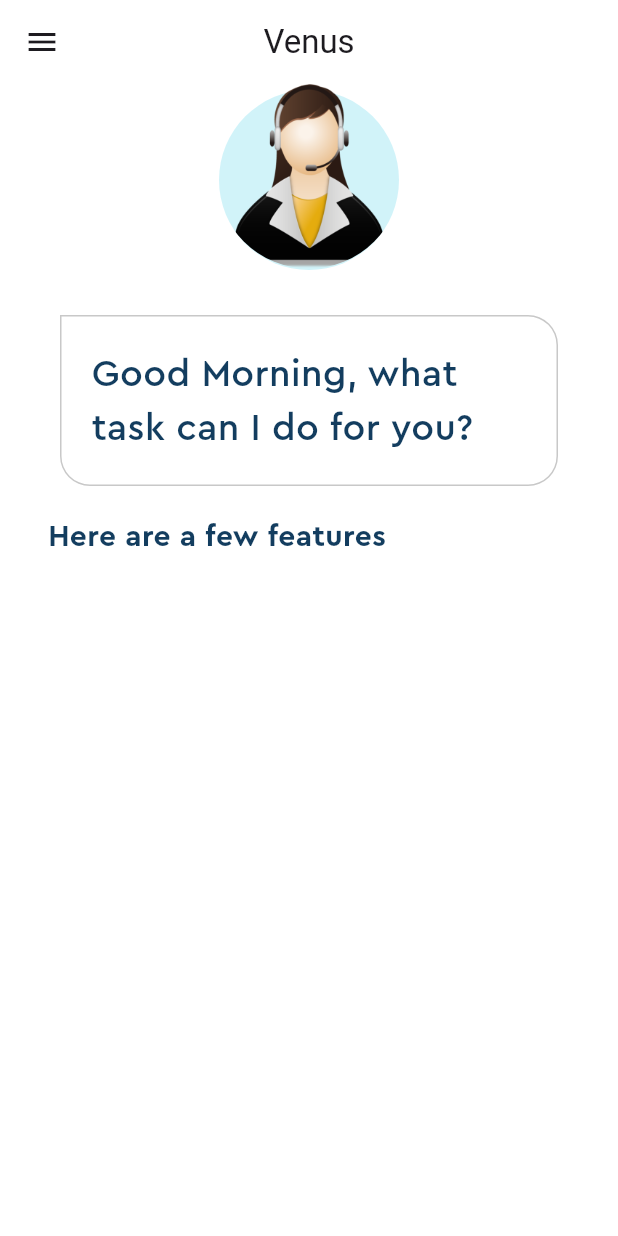
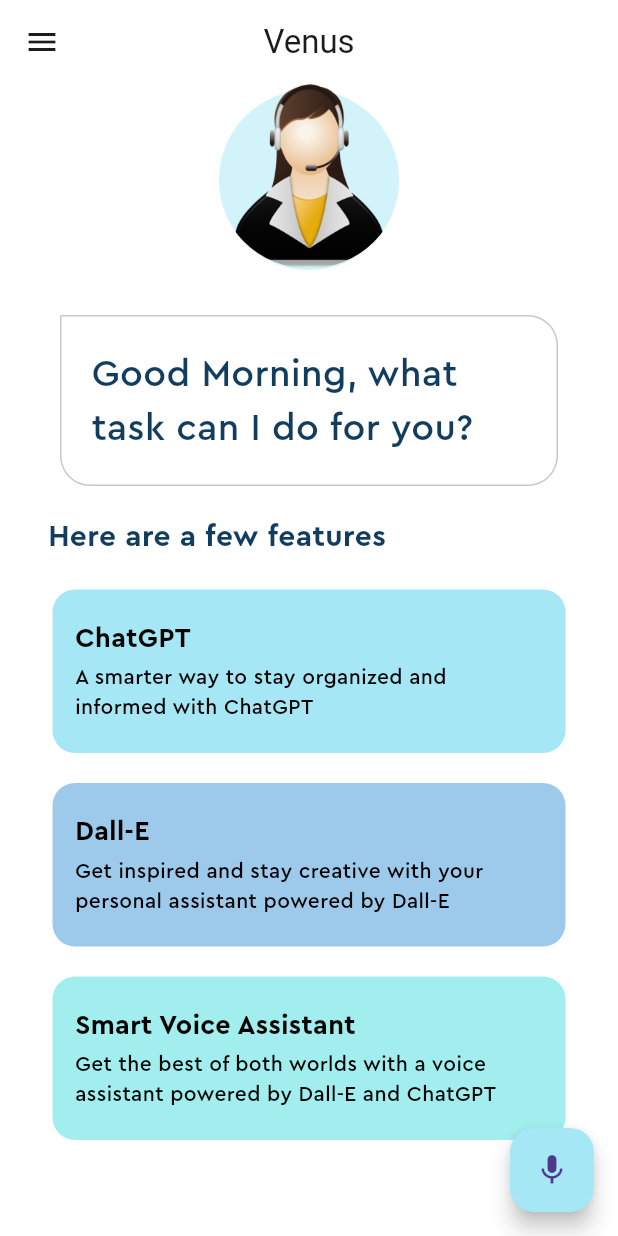
Before and after one commit to tsounguc/voice-assistant, a Flutter app: the screen it shows after launch, on a phone screen of 412 x 824 dp. Run offline on Flutter 3.47's test engine with Material 2 defaults, Android fonts, the phone set to English and light mode, and no system bars.

Commit message:
Voice assistant UI complete

```diff
--- /dev/null
+++ b/lib/feature_box.dart
@@ -0,0 +1,49 @@
+import 'package:flutter/material.dart';
+import 'package:venus/pallete.dart';
+
+class FeatureBox extends StatelessWidget {
+  final Color color;
+  final String headerText;
+  final String descriptionText;
+  const FeatureBox({
+    super.key,
+    required this.color,
+    required this.headerText,
+    required this.descriptionText,
+  });
+
+  @override
+  Widget build(BuildContext context) {
+    return Container(
+      margin: const EdgeInsets.symmetric(horizontal: 35, vertical: 10),
+      decoration: BoxDecoration(
+        color: color,
+        borderRadius: BorderRadius.circular(15),
+      ),
+      child: Padding(
+        padding: const EdgeInsets.symmetric(vertical: 20.0).copyWith(left: 15, right: 20),
+        child: Column(
+          mainAxisAlignment: MainAxisAlignment.start,
+          crossAxisAlignment: CrossAxisAlignment.start,
+          children: [
+            Text(
+              headerText,
+              style: const TextStyle(
+                  fontFamily: 'Cera Pro', color: Pallete.blackColor, fontSize: 18, fontWeight: FontWeight.bold),
+            ),
+            const SizedBox(
+              height: 3,
+            ),
+            Text(
+              descriptionText,
+              style: const TextStyle(
+                fontFamily: 'Cera Pro',
+                color: Pallete.blackColor,
+              ),
+            )
+          ],
+        ),
+      ),
+    );
+  }
+}
--- a/lib/home_page.dart
+++ b/lib/home_page.dart
@@ -1,5 +1,7 @@
 import 'package:flutter/material.dart';
 import 'package:venus/pallete.dart';
+
+import 'feature_box.dart';
 
 class HomePage extends StatelessWidget {
   const HomePage({super.key});
@@ -71,8 +73,35 @@
                 fontWeight: FontWeight.bold,
               ),
             ),
+          ),
+
+          // features list
+          const Column(
+            children: [
+              FeatureBox(
+                color: Pallete.firstSuggestionBoxColor,
+                headerText: 'ChatGPT',
+                descriptionText: 'A smarter way to stay organized and informed with ChatGPT',
+              ),
+              FeatureBox(
+                color: Pallete.secondSuggestionBoxColor,
+                headerText: 'Dall-E',
+                descriptionText: 'Get inspired and stay creative with your personal assistant powered by Dall-E',
+              ),
+              FeatureBox(
+                color: Pallete.thirdSuggestionBoxColor,
+                headerText: 'Smart Voice Assistant',
+                descriptionText:
+                    'Get the best of both worlds with a voice assistant powered by Dall-E and ChatGPT',
+              )
+            ],
           )
         ],
+      ),
+      floatingActionButton: FloatingActionButton(
+        backgroundColor: Pallete.firstSuggestionBoxColor,
+        onPressed: () {},
+        child: Icon(Icons.mic),
       ),
     );
   }
```
